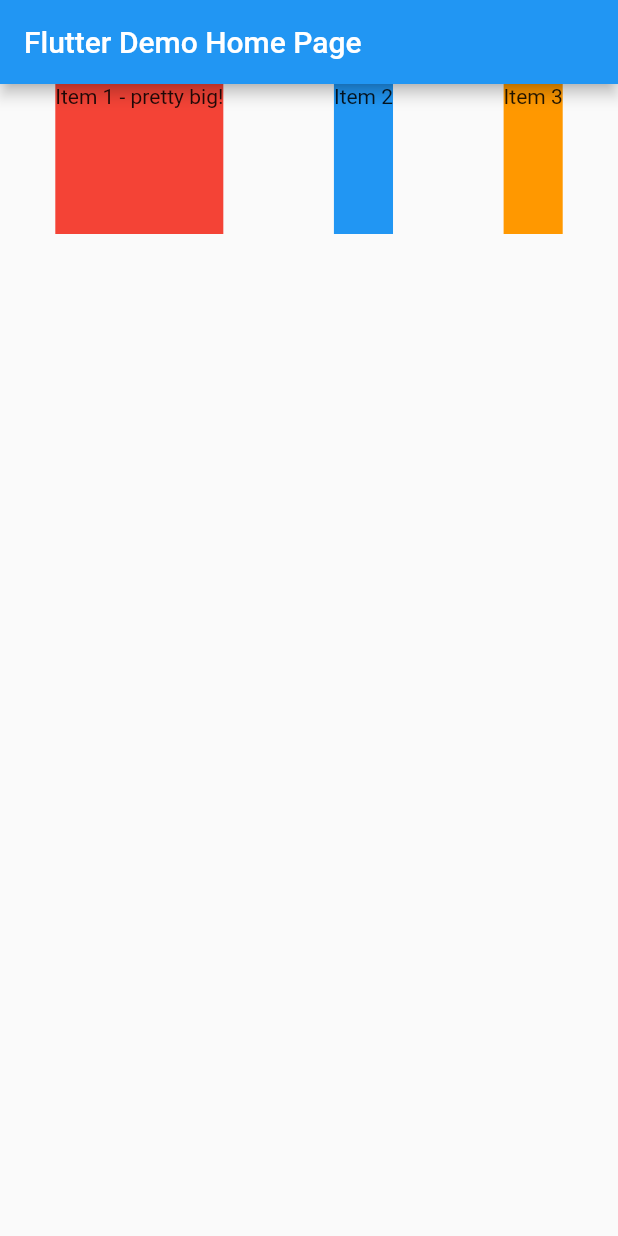
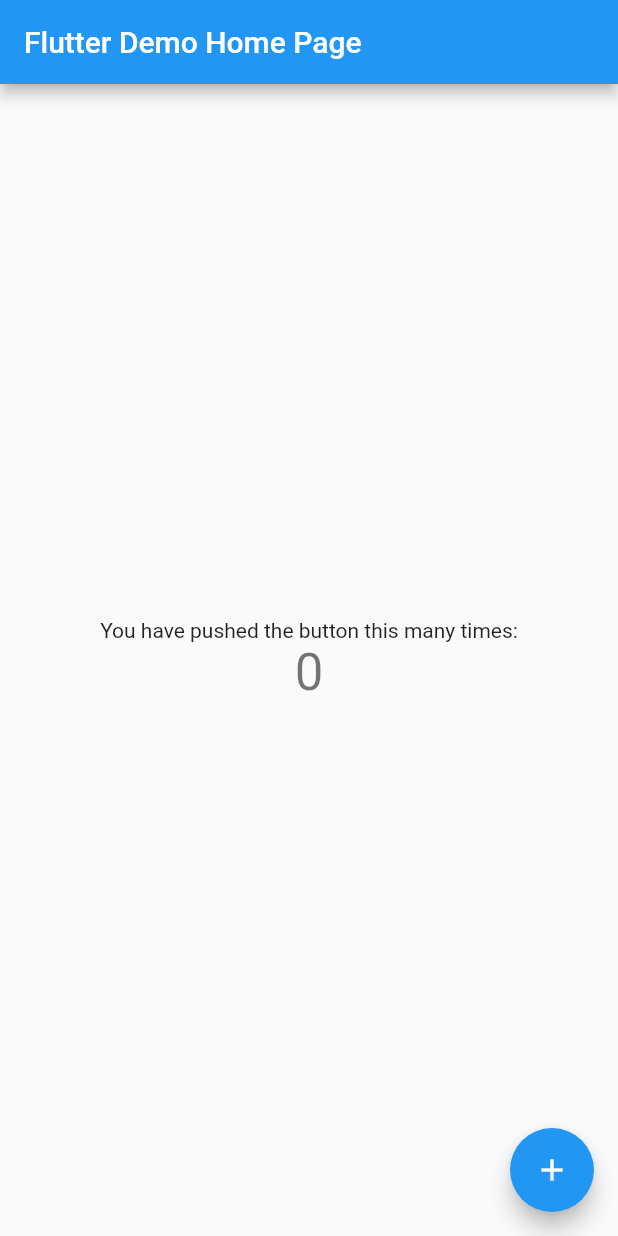
Before and after one commit to Charizard17/flutter_widget_test_repo, a Flutter app: the screen it shows after launch, on a phone screen of 412 x 824 dp. Run offline on Flutter 3.47's test engine with Material 2 defaults, Android fonts, the phone set to English and light mode, and no system bars.

```diff
--- a/lib/main.dart
+++ b/lib/main.dart
@@ -1,44 +1,30 @@
 import 'package:flutter/material.dart';
 
-void main() => runApp(MyApp());
+void main() {
+  runApp(MyApp());
+}
 
 class MyApp extends StatelessWidget {
-  // This widget is the root of your application.
   @override
   Widget build(BuildContext context) {
     return MaterialApp(
       title: 'Flutter Demo',
       theme: ThemeData(
-        // This is the theme of your application.
-        //
-        // Try running your application with "flutter run". You'll see the
-        // application has a blue toolbar. Then, without quitting the app, try
-        // changing the primarySwatch below to Colors.green and then invoke
-        // "hot reload" (press "r" in the console where you ran "flutter run",
-        // or simply save your changes to "hot reload" in a Flutter IDE).
-        // Notice that the counter didn't reset back to zero; the application
-        // is not restarted.
         primarySwatch: Colors.blue,
       ),
-      home: MyHomePage(title: 'Flutter Demo Home Page'),
+      home: MyHomePage(
+        title: 'Flutter Demo Home Page',
+      ),
     );
   }
 }
 
 class MyHomePage extends StatefulWidget {
-  MyHomePage({Key key, this.title}) : super(key: key);
-
-  // This widget is the home page of your application. It is stateful, meaning
-  // that it has a State object (defined below) that contains fields that affect
-  // how it looks.
-
-  // This class is the configuration for the state. It holds the values (in this
-  // case the title) provided by the parent (in this case the App widget) and
-  // used by the build method of the State. Fields in a Widget subclass are
-  // always marked "final".
-
+  MyHomePage({
+    Key? key,
+    required this.title,
+  }) : super(key: key);
   final String title;
-
   @override
   _MyHomePageState createState() => _MyHomePageState();
 }
@@ -48,49 +34,35 @@ class _MyHomePageState extends State<MyHomePage> {
 
   void _incrementCounter() {
     setState(() {
-      // This call to setState tells the Flutter framework that something has
-      // changed in this State, which causes it to rerun the build method below
-      // so that the display can reflect the updated values. If we changed
-      // _counter without calling setState(), then the build method would not be
-      // called again, and so nothing would appear to happen.
       _counter++;
     });
   }
 
   @override
   Widget build(BuildContext context) {
-    // This method is rerun every time setState is called, for instance as done
-    // by the _incrementCounter method above.
-    //
-    // The Flutter framework has been optimized to make rerunning build methods
-    // fast, so that you can just rebuild anything that needs updating rather
-    // than having to individually change instances of widgets.
     return Scaffold(
       appBar: AppBar(
-        // Here we take the value from the MyHomePage object that was created by
-        // the App.build method, and use it to set our appbar title.
         title: Text(widget.title),
       ),
-      body: Row(
-        mainAxisAlignment: MainAxisAlignment.spaceAround,
-        children: <Widget>[
-          Container(
-            height: 100,
-            child: Text('Item 1 - pretty big!'),
-            color: Colors.red,
-          ),
-          Container(
-            height: 100,
-            child: Text('Item 2'),
-            color: Colors.blue,
-          ),
-          Container(
-            height: 100,
-            child: Text('Item 3'),
-            color: Colors.orange,
-          ),
-        ],
-      ), // This trailing comma makes auto-formatting nicer for build methods.
+      body: Center(
+        child: Column(
+          mainAxisAlignment: MainAxisAlignment.center,
+          children: <Widget>[
+            Text(
+              'You have pushed the button this many times:',
+            ),
+            Text(
+              '$_counter',
+              style: Theme.of(context).textTheme.headline4,
+            ),
+          ],
+        ),
+      ),
+      floatingActionButton: FloatingActionButton(
+        onPressed: _incrementCounter,
+        tooltip: 'Increment',
+        child: Icon(Icons.add),
+      ),
     );
   }
 }
```
Also changed, not shown: lib/main2.dart (deleted, +0 -64 lines), lib/mytext.dart (deleted, +0 -18 lines), lib/text_control.dart (deleted, +0 -26 lines), pubspec.yaml (+18 -8 lines), pubspec.lock, 7 other files.
